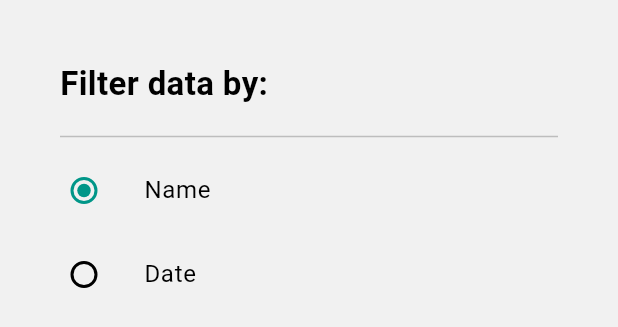
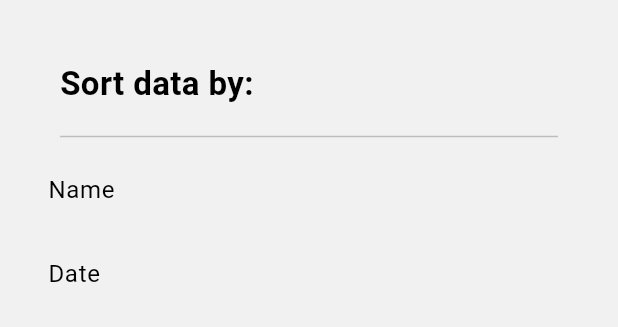
Before and after one commit to danielmontes9/flutter-todo-list-app, a Flutter app: the CustomAppBottomFilter widget shown alone on an empty page, opened directly, on a phone screen of 412 x 824 dp. Shown: the top 327 px of the screen. Run offline on Flutter 3.47's test engine with Material 3 defaults, Android fonts, the phone set to English and light mode, and no system bars; our stand-ins replace equatable, flutter_bloc, flutter_expandable_fab, logger, sqflite, sqflite_common_ffi_web; accounts and stored records are empty.

Commit message:
refactor: :lipstick: update bottom sheet sorting ui

```diff
--- a/lib/features/todo/widgets/home/custom_app_bottom_filter.dart
+++ b/lib/features/todo/widgets/home/custom_app_bottom_filter.dart
@@ -1,6 +1,5 @@
 import 'package:flutter/material.dart';
 import 'package:flutter_todo_list_app/core/theme/app_colors.dart';
-import 'package:flutter_todo_list_app/features/todo/data/enums/todo_filters.dart';
 
 class CustomAppBottomFilter extends StatefulWidget {
   const CustomAppBottomFilter({super.key});
@@ -12,7 +11,28 @@ class CustomAppBottomFilter extends StatefulWidget {
 class CustomAppBottomFilterState extends State<CustomAppBottomFilter> {
   int selectedIndex = 0;
 
-  FiltersByTasks? _character = FiltersByTasks.name;
+  IconData? _iconArrowName;
+  IconData? _iconArrowDate;
+
+  void updateSortingName() {
+    setState(() {
+      _iconArrowDate = null;
+      _iconArrowName =
+          _iconArrowName == Icons.arrow_upward
+              ? Icons.arrow_downward
+              : Icons.arrow_upward;
+    });
+  }
+
+  void updateSortingDate() {
+    setState(() {
+      _iconArrowName = null;
+      _iconArrowDate =
+          _iconArrowDate == Icons.arrow_upward
+              ? Icons.arrow_downward
+              : Icons.arrow_upward;
+    });
+  }
 
   @override
   Widget build(BuildContext context) {
@@ -33,7 +53,7 @@ class CustomAppBottomFilterState extends State<CustomAppBottomFilter> {
                     child: Align(
                       alignment: Alignment.centerLeft,
                       child: Text(
-                        'Filter data by:',
+                        'Sort data by:',
                         style: TextStyle(
                           fontSize: 22,
                           fontWeight: FontWeight.bold,
@@ -43,34 +63,20 @@ class CustomAppBottomFilterState extends State<CustomAppBottomFilter> {
                   ),
                   Divider(indent: 24, endIndent: 24, color: AppColors.disabled),
                   ListTile(
+                    shape: RoundedRectangleBorder(
+                      borderRadius: BorderRadius.circular(16),
+                    ),
                     title: const Text('Name', style: TextStyle(fontSize: 16)),
-                    leading: Radio<FiltersByTasks>(
-                      value: FiltersByTasks.name,
-                      groupValue: _character,
-                      onChanged: (value) {
-                        setModalState(() {
-                          _character = value!;
-                        });
-                        setState(() {
-                          _character = value!;
-                        });
-                      },
-                    ),
+                    trailing: Icon(_iconArrowName),
+                    onTap: updateSortingName,
                   ),
                   ListTile(
+                    shape: RoundedRectangleBorder(
+                      borderRadius: BorderRadius.circular(16),
+                    ),
                     title: const Text('Date', style: TextStyle(fontSize: 16)),
-                    leading: Radio<FiltersByTasks>(
-                      value: FiltersByTasks.date,
-                      groupValue: _character,
-                      onChanged: (value) {
-                        setModalState(() {
-                          _character = value!;
-                        });
-                        setState(() {
-                          _character = value!;
-                        });
-                      },
-                    ),
+                    trailing: Icon(_iconArrowDate),
+                    onTap: updateSortingDate,
                   ),
                 ],
               ),
```
